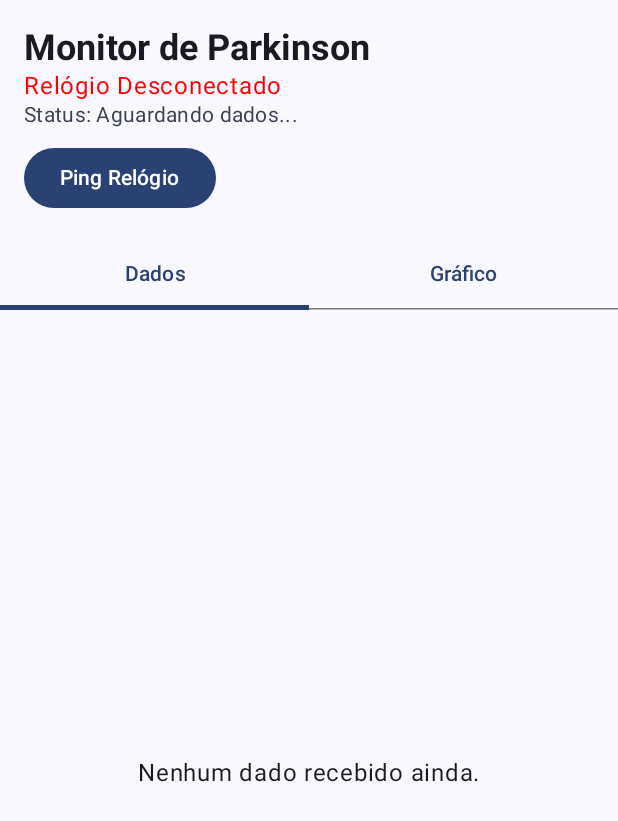
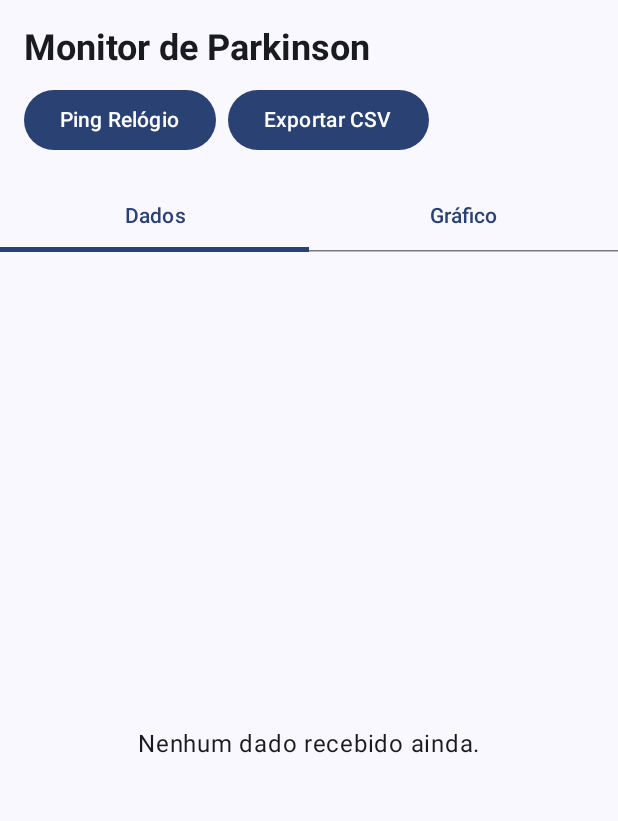
Before and after one commit to Gasparello10/MonitorParkinsonApp, an Android app built with Jetpack Compose: the screen it shows after launch (MainActivity), after a tap on "Ping Relógio", on a phone screen of 412 x 824 dp. Shown: the top 821 px of the screen. Run offline under Robolectric (Android 15) with nearby library versions, the phone set to English and light mode, and no system bars; libraries missing offline, so code that uses them is left out: com.google.android.gms, com.patrykandpatrick.vico; 2 statements that could not run were skipped.

Commit message:
FUNCIONANDO-Graficos-CSV

```diff
--- a/app/src/main/java/com/gabriel/mobile/presentation/MainActivity.kt
+++ b/app/src/main/java/com/gabriel/mobile/presentation/MainActivity.kt
@@ -2,7 +2,9 @@ package com.gabriel.mobile.presentation
 
 import android.os.Bundle
 import androidx.activity.ComponentActivity
+import androidx.activity.compose.rememberLauncherForActivityResult
 import androidx.activity.compose.setContent
+import androidx.activity.result.contract.ActivityResultContracts
 import androidx.activity.viewModels
 import androidx.compose.foundation.layout.*
 import androidx.compose.foundation.lazy.LazyColumn
@@ -12,6 +14,7 @@ import androidx.compose.runtime.*
 import androidx.compose.ui.Alignment
 import androidx.compose.ui.Modifier
 import androidx.compose.ui.graphics.Color
+import androidx.compose.ui.platform.LocalContext
 import androidx.compose.ui.text.font.FontWeight
 import androidx.compose.ui.unit.dp
 import com.gabriel.mobile.ui.theme.MonitorParkinsonAppTheme
@@ -23,6 +26,9 @@ import com.patrykandpatrick.vico.compose.chart.line.lineChart
 import com.patrykandpatrick.vico.core.entry.ChartEntryModelProducer
 import com.patrykandpatrick.vico.core.entry.FloatEntry
 import kotlinx.coroutines.delay
+import kotlinx.coroutines.flow.collectLatest
+import java.text.SimpleDateFormat
+import java.util.*
 
 class MainActivity : ComponentActivity() {
 
@@ -36,6 +42,40 @@ class MainActivity : ComponentActivity() {
                 val dataPoints by viewModel.sensorDataPoints.collectAsState()
                 val isConnected by viewModel.isConnected.collectAsState()
 
+                // MUDANÇA: Launcher para salvar o arquivo
+                val context = LocalContext.current
+                val fileSaverLauncher = rememberLauncherForActivityResult(
+                    contract = ActivityResultContracts.CreateDocument("text/csv"),
+                    onResult = { uri ->
+                        uri?.let {
+                            context.contentResolver.openOutputStream(it)?.use { outputStream ->
+                                // O conteúdo CSV será escrito aqui
+                            }
+                        }
+                    }
+                )
+
+                // MUDANÇA: Ouve os eventos de exportação do ViewModel
+                LaunchedEffect(Unit) {
+                    viewModel.exportCsvEvent.collectLatest { csvContent ->
+                        val timestamp = SimpleDateFormat("yyyyMMdd_HHmmss", Locale.getDefault()).format(Date())
+                        val fileName = "parkinson_data_$timestamp.csv"
+                        fileSaverLauncher.launch(fileName)
+
+                        // Re-lança o launcher com o conteúdo para ser escrito no callback
+                        val newFileSaver = registerForActivityResult(
+                            ActivityResultContracts.CreateDocument("text/csv")
+                        ) { uri ->
+                            uri?.let {
+                                context.contentResolver.openOutputStream(it)?.use { outputStream ->
+                                    outputStream.write(csvContent.toByteArray())
+                                }
+                            }
+                        }
+                        newFileSaver.launch(fileName)
+                    }
+                }
+
                 LaunchedEffect(Unit) {
                     while (true) {
                         viewModel.checkConnection()
@@ -47,7 +87,8 @@ class MainActivity : ComponentActivity() {
                     status = status,
                     dataPoints = dataPoints,
                     isConnected = isConnected,
-                    onPingClicked = { viewModel.sendPingToWatch() }
+                    onPingClicked = { viewModel.sendPingToWatch() },
+                    onExportClicked = { viewModel.exportDataToCsv() } // MUDANÇA
                 )
             }
         }
@@ -59,7 +100,8 @@ fun MainScreen(
     status: String,
     dataPoints: List<SensorDataPoint>,
     isConnected: Boolean,
-    onPingClicked: () -> Unit
+    onPingClicked: () -> Unit,
+    onExportClicked: () -> Unit // MUDANÇA
 ) {
     var selectedTabIndex by remember { mutableStateOf(0) }
     val tabs = listOf("Dados", "Gráfico")
@@ -67,7 +109,7 @@ fun MainScreen(
     Scaffold(
         topBar = {
             Column(modifier = Modifier.fillMaxWidth()) {
-                TopBarContent(status, isConnected, onPingClicked)
+                TopBarContent(status, isConnected, onPingClicked, onExportClicked) // MUDANÇA
                 TabRow(selectedTabIndex = selectedTabIndex) {
                     tabs.forEachIndexed { index, title ->
                         Tab(
@@ -90,30 +132,34 @@ fun MainScreen(
 }
 
 @Composable
-fun TopBarContent(status: String, isConnected: Boolean, onPingClicked: () -> Unit) {
+fun TopBarContent(
+    status: String,
+    isConnected: Boolean,
+    onPingClicked: () -> Unit,
+    onExportClicked: () -> Unit // MUDANÇA
+) {
     Column(modifier = Modifier.padding(16.dp)) {
         Text(
             text = "Monitor de Parkinson",
             style = MaterialTheme.typography.headlineSmall,
             fontWeight = FontWeight.Bold
         )
-        Text(
-            text = if (isConnected) "Relógio Conectado" else "Relógio Desconectado",
-            style = MaterialTheme.typography.bodyLarge,
-            color = if (isConnected) Color(0xFF4CAF50) else Color.Red
-        )
-        Text(
-            text = "Status: $status",
-            style = MaterialTheme.typography.bodyMedium,
-            color = MaterialTheme.colorScheme.secondary
-        )
+        // ... (Textos de status existentes)
         Spacer(modifier = Modifier.height(8.dp))
+        Row(horizontalArrangement = Arrangement.spacedBy(8.dp)) {
             Button(onClick = onPingClicked) {
                 Text("Ping Relógio")
+            }
+            // MUDANÇA: Novo botão de exportação
+            Button(onClick = onExportClicked) {
+                Text("Exportar CSV")
+            }
         }
     }
 }
 
+// ... (O resto dos seus Composables: DataListScreen, RealTimeChartScreen, DataPointCard)
+// Nenhuma mudança necessária neles.
 @Composable
 fun DataListScreen(dataPoints: List<SensorDataPoint>) {
     if (dataPoints.isEmpty()) {
@@ -139,6 +185,7 @@ fun RealTimeChartScreen(dataPoints: List<SensorDataPoint>) {
 
     // Este LaunchedEffect atualiza o gráfico sempre que novos dados chegam.
     LaunchedEffect(dataPoints) {
+        if (dataPoints.isNotEmpty()) {
             val xData = dataPoints.mapIndexed { index, _ -> index.toFloat() }
             val yDataX = dataPoints.map { it.values[0] }
             val yDataY = dataPoints.map { it.values[1] }
@@ -149,6 +196,7 @@ fun RealTimeChartScreen(dataPoints: List<SensorDataPoint>) {
                 xData.zip(yDataY, ::FloatEntry), // Eixo Y
                 xData.zip(yDataZ, ::FloatEntry)  // Eixo Z
             )
+        }
     }
 
     if (dataPoints.isEmpty()) {
--- a/app/src/main/java/com/gabriel/mobile/presentation/MainViewModel.kt
+++ b/app/src/main/java/com/gabriel/mobile/presentation/MainViewModel.kt
@@ -8,13 +8,17 @@ import android.content.IntentFilter
 import android.os.Build
 import android.util.Log
 import androidx.lifecycle.AndroidViewModel
+import androidx.lifecycle.viewModelScope
 import androidx.localbroadcastmanager.content.LocalBroadcastManager
 import com.gabriel.mobile.service.DataLayerListenerService
 import com.gabriel.shared.DataLayerConstants
 import com.gabriel.shared.SensorDataPoint
 import com.google.android.gms.wearable.Wearable
+import kotlinx.coroutines.flow.MutableSharedFlow
 import kotlinx.coroutines.flow.MutableStateFlow
+import kotlinx.coroutines.flow.asSharedFlow
 import kotlinx.coroutines.flow.asStateFlow
+import kotlinx.coroutines.launch
 import java.nio.charset.StandardCharsets
 
 class MainViewModel(application: Application) : AndroidViewModel(application) {
@@ -31,7 +35,10 @@ class MainViewModel(application: Application) : AndroidViewModel(application) {
     private val _sensorDataPoints = MutableStateFlow<List<SensorDataPoint>>(emptyList())
     val sensorDataPoints = _sensorDataPoints.asStateFlow()
 
-    // MUDANÇA: Define o número máximo de pontos de dados a serem mantidos na memória.
+    // MUDANÇA: Adiciona um fluxo de eventos para a ação de exportar
+    private val _exportCsvEvent = MutableSharedFlow<String>()
+    val exportCsvEvent = _exportCsvEvent.asSharedFlow()
+
     private val maxDataPoints = 100
 
     private val sensorDataReceiver = object : BroadcastReceiver() {
@@ -45,7 +52,6 @@ class MainViewModel(application: Application) : AndroidViewModel(application) {
 
             dataPoint?.let {
                 _status.value = "Recebendo dados..."
-                // MUDANÇA: Lógica para adicionar e limitar o número de pontos.
                 val currentList = _sensorDataPoints.value.toMutableList()
                 currentList.add(it)
                 if (currentList.size > maxDataPoints) {
@@ -60,33 +66,37 @@ class MainViewModel(application: Application) : AndroidViewModel(application) {
     init {
         val intentFilter = IntentFilter(DataLayerListenerService.ACTION_RECEIVE_SENSOR_DATA)
         LocalBroadcastManager.getInstance(application).registerReceiver(sensorDataReceiver, intentFilter)
-        Log.d("MainViewModel", "BroadcastReceiver para dados do sensor registrado.")
         checkConnection()
     }
 
-    fun checkConnection() {
-        nodeClient.connectedNodes.addOnSuccessListener { nodes ->
-            _isConnected.value = nodes.isNotEmpty()
-            if (nodes.isNotEmpty()) {
-                val nodeInfo = nodes.joinToString(", ") { node -> "${node.displayName} (ID: ${node.id})" }
-                Log.d("MainViewModel", "Nós conectados encontrados: $nodeInfo")
-            } else {
-                Log.d("MainViewModel", "Nenhum nó conectado encontrado.")
+    // MUDANÇA: Nova função para criar o conteúdo CSV e emitir o evento
+    fun exportDataToCsv() {
+        viewModelScope.launch {
+            val data = _sensorDataPoints.value
+            if (data.isEmpty()) {
+                _status.value = "Nenhum dado para exportar."
+                return@launch
             }
-        }.addOnFailureListener { e ->
-            _isConnected.value = false
-            Log.e("MainViewModel", "Falha ao verificar nós conectados", e)
+
+            val stringBuilder = StringBuilder()
+            // Adiciona o cabeçalho do CSV
+            stringBuilder.append("timestamp,x,y,z\n")
+            // Adiciona cada ponto de dado em uma nova linha
+            data.forEach { dataPoint ->
+                val line = "${dataPoint.timestamp},${dataPoint.values[0]},${dataPoint.values[1]},${dataPoint.values[2]}\n"
+                stringBuilder.append(line)
+            }
+            // Emite o evento com o conteúdo CSV pronto
+            _exportCsvEvent.emit(stringBuilder.toString())
         }
     }
 
+    fun checkConnection() {
+        // ... (código existente)
+    }
+
     fun sendPingToWatch() {
-        nodeClient.connectedNodes.addOnSuccessListener { nodes ->
-            nodes.forEach { node ->
-                messageClient.sendMessage(node.id, DataLayerConstants.PING_PATH, "PING".toByteArray(StandardCharsets.UTF_8))
-                    .addOnSuccessListener { Log.d("MainViewModel", "Ping enviado para ${node.displayName}") }
-                    .addOnFailureListener { e -> Log.e("MainViewModel", "Falha ao enviar Ping", e) }
-            }
-        }
+        // ... (código existente)
     }
 
     override fun onCleared() {
```
Lines whose indentation alone changed are shown as unchanged.
